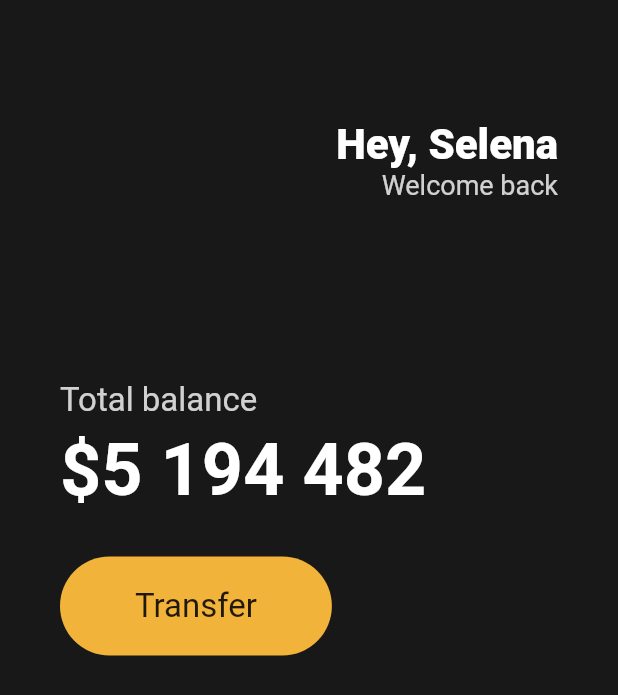
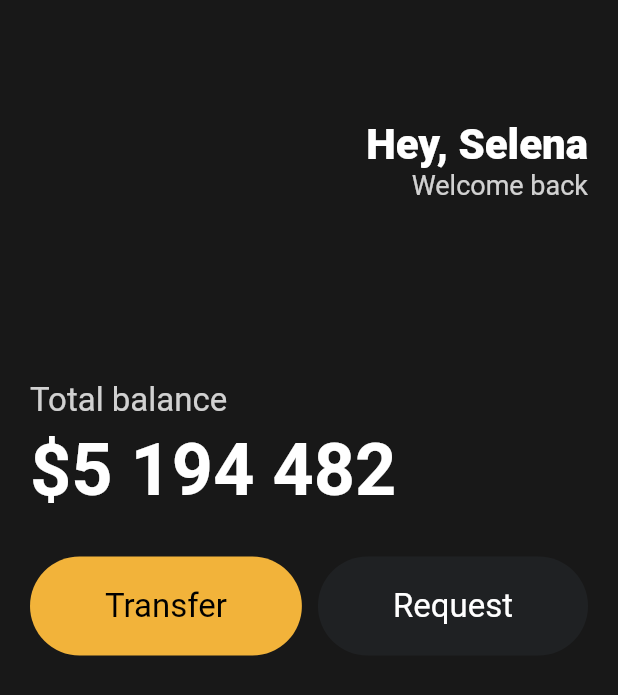
Before and after one commit to WhiteKr/selena-wallet, a Flutter app: the screen it shows after launch, on a phone screen of 412 x 824 dp. Shown: the top 695 px of the screen. Run offline on Flutter 3.47's test engine with Material 2 defaults, Android fonts, the phone set to English and light mode, and no system bars.

Commit message:
update: buttons into widget

```diff
--- a/lib/main.dart
+++ b/lib/main.dart
@@ -1,4 +1,5 @@
 import 'package:flutter/material.dart';
+import 'package:toonflix/widgets/button.dart';
 
 void main() {
   runApp(const App());
@@ -13,7 +14,7 @@
       home: Scaffold(
         backgroundColor: const Color(0xFF181818),
         body: Padding(
-          padding: const EdgeInsets.symmetric(horizontal: 40),
+          padding: const EdgeInsets.symmetric(horizontal: 20),
           child: Column(
             crossAxisAlignment: CrossAxisAlignment.start,
             children: [
@@ -61,23 +62,18 @@
                 ),
               ),
               const SizedBox(height: 30),
-              Row(
+              const Row(
+                mainAxisAlignment: MainAxisAlignment.spaceBetween,
                 children: [
-                  Container(
-                    decoration: BoxDecoration(
-                      color: const Color(0xFFF2B33A),
-                      borderRadius: BorderRadius.circular(45),
-                    ),
-                    child: const Padding(
-                      padding: EdgeInsets.symmetric(
-                        vertical: 20,
-                        horizontal: 50,
-                      ),
-                      child: Text(
-                        'Transfer',
-                        style: TextStyle(fontSize: 22),
-                      ),
-                    ),
+                  Button(
+                    text: 'Transfer',
+                    backgroundColor: Color(0xFFF2B33A),
+                    textColor: Colors.black,
+                  ),
+                  Button(
+                    text: 'Request',
+                    backgroundColor: Color(0xFF1F2123),
+                    textColor: Colors.white,
                   ),
                 ],
               ),
--- /dev/null
+++ b/lib/widgets/button.dart
@@ -0,0 +1,37 @@
+import 'package:flutter/material.dart';
+
+class Button extends StatelessWidget {
+  final String text;
+  final Color backgroundColor;
+  final Color textColor;
+
+  const Button({
+    super.key,
+    required this.text,
+    required this.backgroundColor,
+    required this.textColor,
+  });
+
+  @override
+  Widget build(BuildContext context) {
+    return Container(
+      decoration: BoxDecoration(
+        color: backgroundColor,
+        borderRadius: BorderRadius.circular(45),
+      ),
+      child: Padding(
+        padding: const EdgeInsets.symmetric(
+          vertical: 20,
+          horizontal: 50,
+        ),
+        child: Text(
+          text,
+          style: TextStyle(
+            color: textColor,
+            fontSize: 22,
+          ),
+        ),
+      ),
+    );
+  }
+}
```
